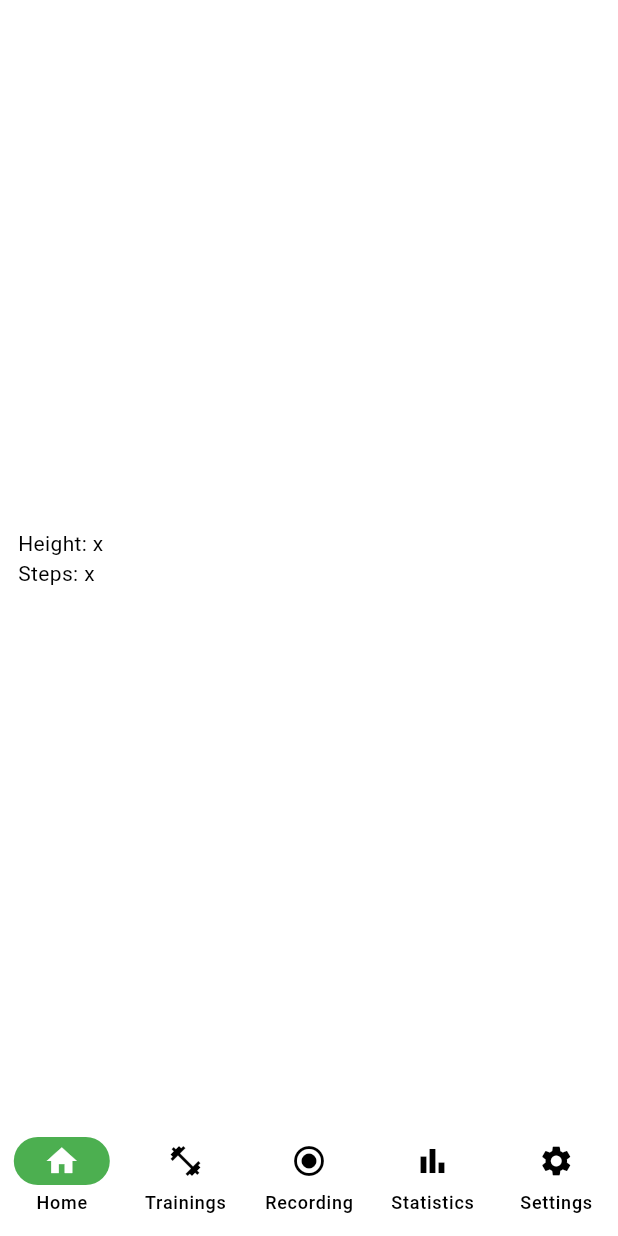
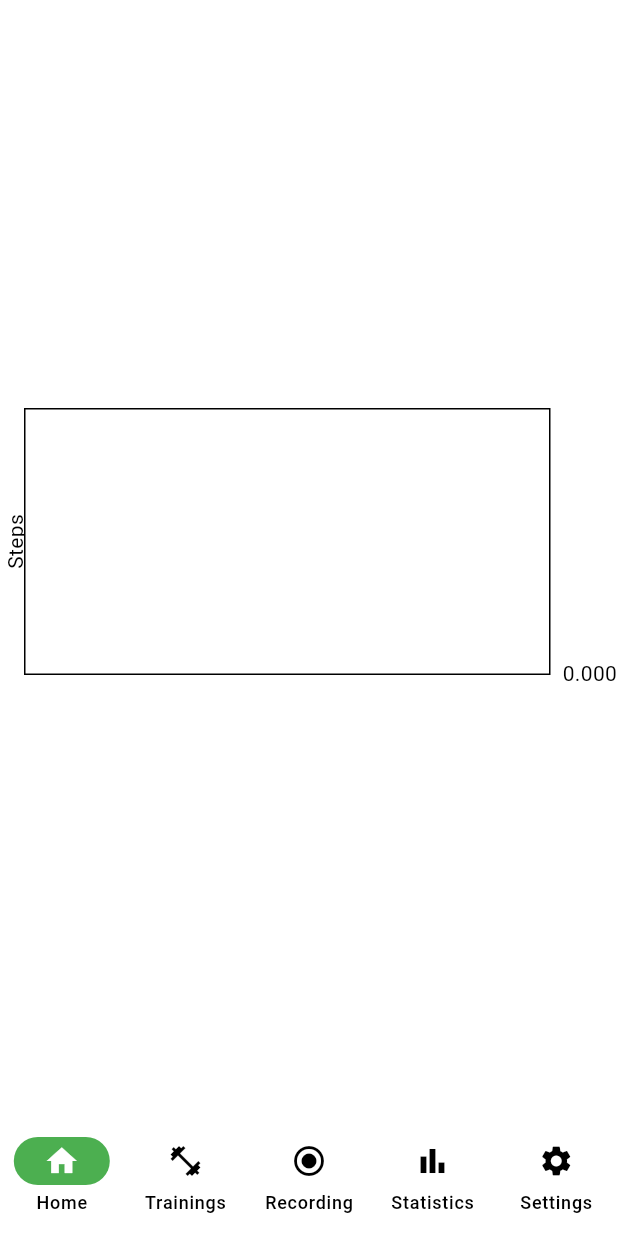
Before and after one commit to bastianjoel/workout-tracker-app, a Flutter app: the HomeScreen screen opened by its route, on a phone screen of 412 x 824 dp. Run offline on Flutter 3.47's test engine with Material 3 defaults, Android fonts, the phone set to English and light mode, and no system bars; drawn by our look-alikes of fl_chart; our stand-ins replace freezed_annotation, go_router, location, permission_handler, result_dart, shared_preferences; missing offline and left inert: flutter_command, flutter_osm_plugin, pedometer_2; accounts and stored records are empty; generated files the repository leaves out were written again.

Commit message:
Display weeks step counts on home

```diff
--- a/lib/l10n/app_en.arb
+++ b/lib/l10n/app_en.arb
@@ -27,5 +27,6 @@
   "equipment": "Equipment",
   "extra_metrics": "Extra metrics",
   "total_repetitions": "Total repetitions",
-  "total_weight": "Total weight"
+  "total_weight": "Total weight",
+  "steps": "Steps"
 }
--- a/lib/main.dart
+++ b/lib/main.dart
@@ -19,8 +19,18 @@ void main() {
       });
 }
 
-class MainApp extends StatelessWidget {
+class MainApp extends StatefulWidget {
   const MainApp({super.key});
+
+  @override
+  State<MainApp> createState() => _MainAppState();
+}
+
+class _MainAppState extends State<MainApp> {
+  @override
+  void initState() {
+    super.initState();
+  }
 
   // This widget is the root of your application.
   @override
--- a/lib/ui/home/view_models/home_viewmodel.dart
+++ b/lib/ui/home/view_models/home_viewmodel.dart
@@ -2,6 +2,7 @@ import 'dart:io';
 
 import 'package:flutter/foundation.dart';
 import 'package:flutter_command/flutter_command.dart';
+import 'package:intl/intl.dart';
 import 'package:pedometer_2/pedometer_2.dart';
 import 'package:permission_handler/permission_handler.dart';
 import 'package:result_dart/result_dart.dart';
@@ -19,25 +20,57 @@ class HomeViewModel extends ChangeNotifier {
       _getTodayMeasurement,
       initialValue: null,
     )..execute();
+    getWeekMeasurement = Command.createAsync<int, Result<List<Measurement>>?>(
+      _getWeekMeasurement,
+      initialValue: null,
+    )..execute(0);
   }
 
   final AuthRepository _authRepository;
   final MeasurementRepository _measurementRepository;
 
   late Command<void, Result<Measurement>?> getTodayMeasurement;
+  late Command<int, Result<List<Measurement>>?> getWeekMeasurement;
 
   String height = 'x';
-  String todaySteps = 'x';
+
+  Map<String, int> measurements = {};
+
+  Future<Result<List<Measurement>>> _getWeekMeasurement(int offsetWeeks) async {
+    final DateTime now = DateTime.now();
+
+    DateTime startOfWeek = now
+        .subtract(Duration(days: now.weekday - 1))
+        .subtract(Duration(days: offsetWeeks * 7));
+    startOfWeek =
+        DateTime(startOfWeek.year, startOfWeek.month, startOfWeek.day);
+    DateTime endOfWeek = startOfWeek.add(Duration(days: 6));
+
+    final result = await _measurementRepository.getMeasurementsBetween(
+      startDate: startOfWeek,
+      endDate: endOfWeek,
+    );
+
+    final measurements = result.getOrNull();
+    if (measurements != null) {
+      this.measurements = {};
+      for (var measurement in measurements) {
+        String date = DateFormat('E').format(DateTime.parse(measurement.date));
+        final steps = measurement.steps.isFinite ? measurement.steps : 0;
+        this.measurements[date] = steps.toInt();
+      }
+    } else {
+      this.measurements = {};
+    }
+    notifyListeners();
+
+    return result;
+  }
 
   Future<Result<Measurement>> _getTodayMeasurement() async {
     final result =
         await _measurementRepository.getMeasurement(date: DateTime.now());
     final measurement = result.getOrNull();
-    if (measurement != null) {
-      height = measurement.height.toString();
-    } else {
-      height = 'No measurement found';
-    }
     notifyListeners();
 
     DateTime startOfDay = DateTime.now().subtract(Duration(
@@ -47,8 +80,6 @@ class HomeViewModel extends ChangeNotifier {
     DateTime endOfDay = startOfDay.add(Duration(days: 1));
 
     int steps = await Pedometer().getStepCount(from: startOfDay, to: endOfDay);
-    todaySteps = steps.toString();
-    notifyListeners();
     if (steps > (measurement?.steps ?? 0)) {
       await _measurementRepository.setSteps(steps: steps);
     }
--- a/lib/ui/home/widgets/home_screen.dart
+++ b/lib/ui/home/widgets/home_screen.dart
@@ -1,4 +1,6 @@
+import 'package:fl_chart/fl_chart.dart';
 import 'package:flutter/material.dart';
+import 'package:flutter_gen/gen_l10n/app_localizations.dart';
 
 import 'package:workout_tracker_app/ui/home/view_models/home_viewmodel.dart';
 
@@ -33,21 +35,70 @@ class _HomeScreenState extends State<HomeScreen> {
   Widget build(BuildContext context) {
     return Scaffold(
       body: Center(
-          child: ListenableBuilder(
-              listenable: widget.viewModel,
-              builder: (context, child) => Column(
-                      crossAxisAlignment: CrossAxisAlignment.center,
-                      mainAxisAlignment: MainAxisAlignment.spaceEvenly,
-                      children: [
-                        Padding(
-                            padding: const EdgeInsets.all(12.0),
-                            child: Column(
-                                crossAxisAlignment: CrossAxisAlignment.stretch,
-                                children: [
-                                  Text("Height: ${widget.viewModel.height}"),
-                                  Text("Steps: ${widget.viewModel.todaySteps}"),
-                                ]))
-                      ]))),
+        child: ListenableBuilder(
+          listenable: widget.viewModel,
+          builder: (context, child) {
+            Map<String, int> measurements = widget.viewModel.measurements;
+            return Column(
+              crossAxisAlignment: CrossAxisAlignment.center,
+              mainAxisAlignment: MainAxisAlignment.spaceEvenly,
+              children: [
+                SizedBox(
+                  height: 200,
+                  child: BarChart(
+                    BarChartData(
+                      barGroups: [
+                        for (var entry in measurements.entries)
+                          BarChartGroupData(
+                            x: measurements.keys.toList().indexOf(entry.key),
+                            barRods: [
+                              BarChartRodData(
+                                toY: entry.value.toDouble(),
+                                color: Colors.blue,
+                              ),
+                            ],
+                          ),
+                      ],
+                      titlesData: FlTitlesData(
+                        show: true,
+                        bottomTitles: AxisTitles(
+                          sideTitles: SideTitles(
+                            showTitles: true,
+                            getTitlesWidget: (double value, TitleMeta meta) {
+                              return Text(
+                                measurements.keys.toList()[value.toInt()],
+                                style: const TextStyle(
+                                  fontSize: 14,
+                                ),
+                              );
+                            },
+                          ),
+                        ),
+                        leftTitles: AxisTitles(
+                          axisNameWidget:
+                              Text(AppLocalizations.of(context)!.steps),
+                          sideTitles: SideTitles(showTitles: false),
+                        ),
+                        topTitles: const AxisTitles(
+                          sideTitles: SideTitles(showTitles: false),
+                        ),
+                        rightTitles: const AxisTitles(
+                          sideTitles: SideTitles(
+                            showTitles: true,
+                            reservedSize: 45,
+                          ),
+                        ),
+                      ),
+                      gridData: const FlGridData(show: false),
+                      alignment: BarChartAlignment.spaceAround,
+                    ),
+                  ),
+                ),
+              ],
+            );
+          },
+        ),
+      ),
     );
   }
 }
--- a/lib/ui/recording/widgets/recording_screen.dart
+++ b/lib/ui/recording/widgets/recording_screen.dart
@@ -1,4 +1,5 @@
 import 'package:flutter/material.dart';
+import 'package:location/location.dart';
 
 class RecordingScreen extends StatefulWidget {
   const RecordingScreen({super.key});
@@ -10,6 +11,8 @@ class RecordingScreen extends StatefulWidget {
 }
 
 class _RecordingScreenState extends State<RecordingScreen> {
+  final Location location = Location();
+
   @override
   void initState() {
     super.initState();
```
Also changed, not shown: lib/data/repositories/measurement/measurement_repository_remote.dart (+19 -1 lines).
